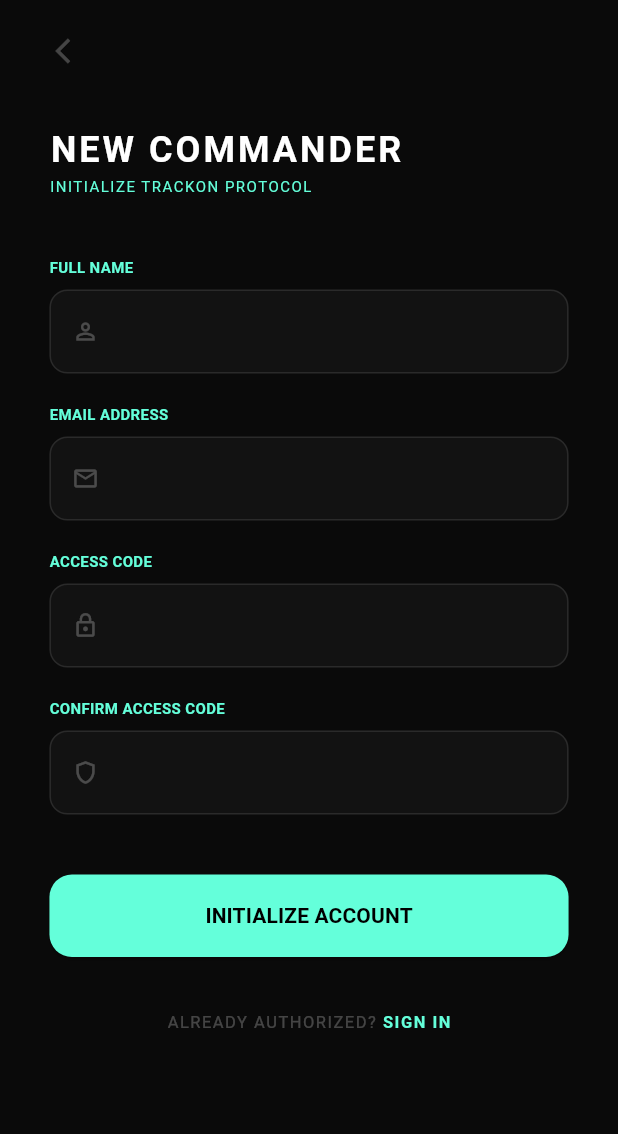
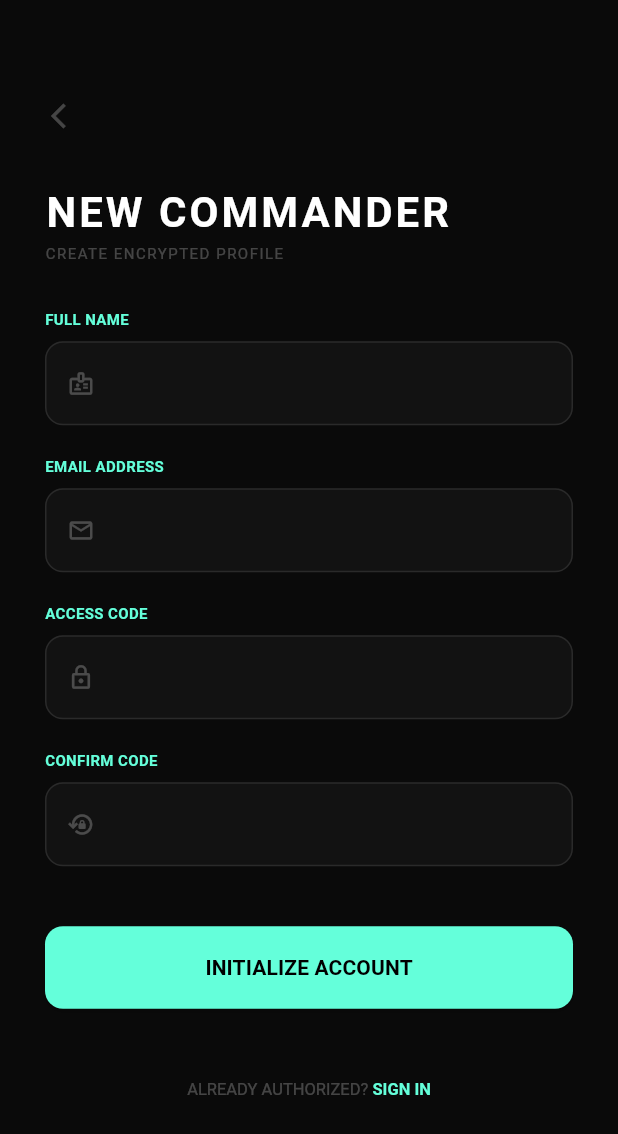
Before and after one commit to Mr-Jayed/TracON_Project1, a Flutter app: the SignupPage screen opened by its route, on a phone screen of 412 x 824 dp. Shown: the top 1134 px of the screen. Run offline on Flutter 3.47's test engine with Material 3 defaults, Android fonts, the phone set to English and light mode, and no system bars; our stand-ins replace audioplayers, flutter_map, latlong2, supabase_flutter; missing offline and left inert: onesignal_flutter; accounts and stored records are empty.

Commit message:
login/signup now!

```diff
--- a/lib/signup_page.dart
+++ b/lib/signup_page.dart
@@ -13,120 +13,71 @@ class _SignupPageState extends State<SignupPage> {
   final _emailController = TextEditingController();
   final _passwordController = TextEditingController();
   final _confirmController = TextEditingController();
-
-  String? _errorMessage;
   bool _loading = false;
 
-  final RegExp _emailRegex = RegExp(r'^[\w-\.]+@([\w-]+\.)+[\w-]{2,4}$');
-  final RegExp _passwordRegex = RegExp(r'^(?=.*[A-Za-z])(?=.*\d)(?=.*[@$!%*#?&])[A-Za-z\d@$!%*#?&]{8,}$');
-
   Future<void> _signUp() async {
-    setState(() { _errorMessage = null; _loading = true; });
-
     final name = _nameController.text.trim();
     final email = _emailController.text.trim();
     final password = _passwordController.text.trim();
     final confirm = _confirmController.text.trim();
 
-    if (name.isEmpty || email.isEmpty || password.isEmpty) {
-      setState(() {
-        _errorMessage = 'All fields are required for initialization.';
-        _loading = false;
-      });
+    if (password != confirm) {
+      ScaffoldMessenger.of(context).showSnackBar(const SnackBar(content: Text('Codes do not match.')));
       return;
     }
 
-
-    if (!_emailRegex.hasMatch(email)) {
-      setState(() {
-        _errorMessage = 'Invalid Communication ID (Email format).';
-        _loading = false;
-      });
-      return;
-    }
-
-
-    if (!_passwordRegex.hasMatch(password)) {
-      setState(() {
-        _errorMessage = 'Access Code must have 8+ chars, 1 letter, 1 number & 1 symbol.';
-        _loading = false;
-      });
-      return;
-    }
-
-
-    if (password != confirm) {
-      setState(() {
-        _errorMessage = 'Access Codes do not match.';
-        _loading = false;
-      });
-      return;
-    }
-
+    setState(() => _loading = true);
     try {
       await Supabase.instance.client.auth.signUp(
         email: email,
         password: password,
         data: {'full_name': name},
       );
-
       if (mounted) {
-        ScaffoldMessenger.of(context).showSnackBar(
-          const SnackBar(content: Text('Registration Successful. Please Login.')),
-        );
+        ScaffoldMessenger.of(context).showSnackBar(const SnackBar(content: Text('Protocol Initialized. Please Login.')));
         Navigator.pop(context);
       }
     } catch (e) {
-      setState(() {
-        _errorMessage = e.toString();
-        _loading = false;
-      });
+      if (mounted) ScaffoldMessenger.of(context).showSnackBar(SnackBar(content: Text(e.toString())));
+    } finally {
+      if (mounted) setState(() => _loading = false);
     }
   }
 
   @override
   Widget build(BuildContext context) {
-    final double screenWidth = MediaQuery.of(context).size.width;
-
     return Scaffold(
       backgroundColor: const Color(0xFF0A0A0A),
       body: SafeArea(
-        child: SingleChildScrollView(
-          padding: EdgeInsets.symmetric(horizontal: screenWidth * 0.08),
+        child: LayoutBuilder(
+          builder: (context, constraints) {
+            return SingleChildScrollView(
+              padding: const EdgeInsets.symmetric(horizontal: 30),
+              child: ConstrainedBox(
+                constraints: BoxConstraints(minHeight: constraints.maxHeight),
+                child: IntrinsicHeight(
                   child: Column(
+                    mainAxisAlignment: MainAxisAlignment.center,
                     crossAxisAlignment: CrossAxisAlignment.start,
                     children: [
-              const SizedBox(height: 10),
                       IconButton(
                         padding: EdgeInsets.zero,
                         alignment: Alignment.centerLeft,
                         icon: const Icon(Icons.arrow_back_ios, color: Colors.white24, size: 20),
-                onPressed: () => Navigator.pushNamed(context, '/'),
+                        onPressed: () => Navigator.pop(context),
                       ),
-              const SizedBox(height: 25),
-              const Text("NEW COMMANDER", style: TextStyle(color: Colors.white, fontSize: 24, fontWeight: FontWeight.bold, letterSpacing: 2)),
-              const Text("INITIALIZE TRACKON PROTOCOL", style: TextStyle(color: Colors.tealAccent, fontSize: 10, letterSpacing: 1)),
-
+                      const SizedBox(height: 20),
+                      const Text("NEW COMMANDER", style: TextStyle(color: Colors.white, fontSize: 28, fontWeight: FontWeight.bold, letterSpacing: 2)),
+                      const Text("CREATE ENCRYPTED PROFILE", style: TextStyle(color: Colors.white24, fontSize: 10, letterSpacing: 1)),
+                      const SizedBox(height: 30),
+                      _buildField(_nameController, "FULL NAME", Icons.badge_outlined, false),
+                      const SizedBox(height: 20),
+                      _buildField(_emailController, "EMAIL ADDRESS", Icons.email_outlined, false),
+                      const SizedBox(height: 20),
+                      _buildField(_passwordController, "ACCESS CODE", Icons.lock_outline, true),
+                      const SizedBox(height: 20),
+                      _buildField(_confirmController, "CONFIRM CODE", Icons.lock_reset_outlined, true),
                       const SizedBox(height: 40),
-
-              if (_errorMessage != null)
-                Container(
-                  padding: const EdgeInsets.all(12),
-                  margin: const EdgeInsets.only(bottom: 20),
-                  decoration: BoxDecoration(color: Colors.redAccent.withOpacity(0.1), borderRadius: BorderRadius.circular(10), border: Border.all(color: Colors.redAccent.withOpacity(0.3))),
-                  child: Text(_errorMessage!, style: const TextStyle(color: Colors.redAccent, fontSize: 11)),
-                ),
-
-              _buildField(_nameController, "FULL NAME", Icons.person_outline, false, screenWidth),
-              const SizedBox(height: 20),
-              _buildField(_emailController, "EMAIL ADDRESS", Icons.email_outlined, false, screenWidth),
-              const SizedBox(height: 20),
-              _buildField(_passwordController, "ACCESS CODE", Icons.lock_outline, true, screenWidth),
-              const SizedBox(height: 20),
-              _buildField(_confirmController, "CONFIRM ACCESS CODE", Icons.shield_outlined, true, screenWidth),
-
-              const SizedBox(height: 40),
-
                       SizedBox(
                         width: double.infinity,
                         height: 55,
@@ -135,21 +86,21 @@ class _SignupPageState extends State<SignupPage> {
                           style: ElevatedButton.styleFrom(
                             backgroundColor: Colors.tealAccent,
                             foregroundColor: Colors.black,
-                    shape: RoundedRectangleBorder(borderRadius: BorderRadius.circular(15)),
+                            shape: RoundedRectangleBorder(borderRadius: BorderRadius.circular(12)),
                           ),
                           child: _loading
                               ? const CircularProgressIndicator(color: Colors.black)
                               : const Text('INITIALIZE ACCOUNT', style: TextStyle(fontWeight: FontWeight.bold)),
                         ),
                       ),
-              const SizedBox(height: 20),
+                      const SizedBox(height: 30),
                       Center(
                         child: TextButton(
-                  onPressed: () => Navigator.pushNamed(context, '/login'),
+                          onPressed: () => Navigator.pop(context),
                           child: RichText(
                             text: const TextSpan(
                               text: "ALREADY AUTHORIZED? ",
-                      style: TextStyle(color: Colors.white24, fontSize: 11, letterSpacing: 1),
+                              style: TextStyle(color: Colors.white24, fontSize: 11),
                               children: [
                                 TextSpan(
                                   text: "SIGN IN",
@@ -160,14 +111,19 @@ class _SignupPageState extends State<SignupPage> {
                           ),
                         ),
                       ),
+                      const SizedBox(height: 20),
                     ],
                   ),
                 ),
               ),
             );
+          },
+        ),
+      ),
+    );
   }
 
-  Widget _buildField(TextEditingController controller, String label, IconData icon, bool obscure, double screenWidth) {
+  Widget _buildField(TextEditingController controller, String label, IconData icon, bool obscure) {
     return Column(
       crossAxisAlignment: CrossAxisAlignment.start,
       children: [
@@ -181,14 +137,8 @@ class _SignupPageState extends State<SignupPage> {
             prefixIcon: Icon(icon, color: Colors.white24, size: 18),
             filled: true,
             fillColor: Colors.white.withOpacity(0.03),
-            enabledBorder: OutlineInputBorder(
-                borderRadius: BorderRadius.circular(12),
-                borderSide: BorderSide(color: Colors.white.withOpacity(0.1))
-            ),
-            focusedBorder: OutlineInputBorder(
-                borderRadius: BorderRadius.circular(12),
-                borderSide: const BorderSide(color: Colors.tealAccent)
-            ),
+            enabledBorder: OutlineInputBorder(borderRadius: BorderRadius.circular(12), borderSide: BorderSide(color: Colors.white.withOpacity(0.1))),
+            focusedBorder: OutlineInputBorder(borderRadius: BorderRadius.circular(12), borderSide: const BorderSide(color: Colors.tealAccent)),
           ),
         ),
       ],
```
Also changed, not shown: lib/login_page.dart (+35 -27 lines). Lines whose indentation alone changed are shown as unchanged.
